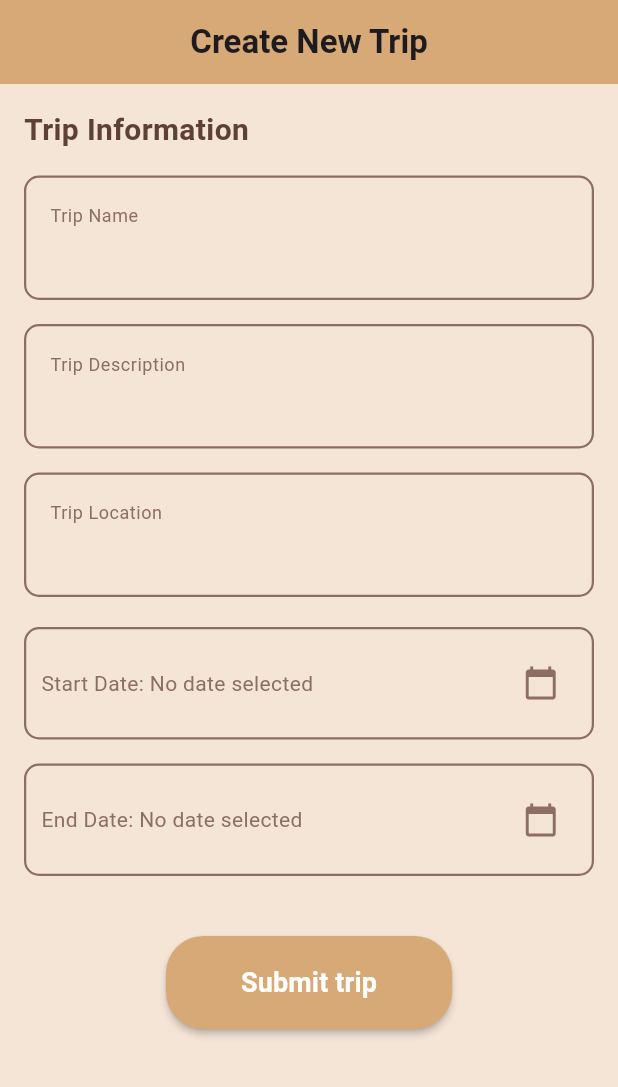
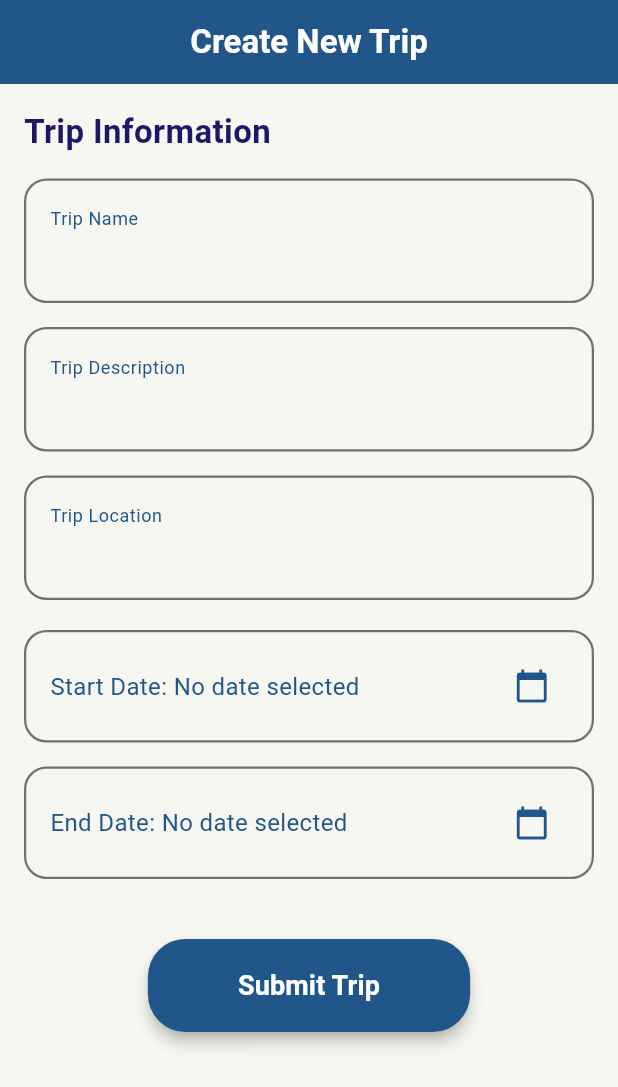
Before and after one commit to 6410110118/project-mobile, a Flutter app: the NewTripPage screen opened directly, on a phone screen of 412 x 824 dp. Shown: the top 1087 px of the screen. Run offline on Flutter 3.47's test engine with Material 3 defaults, Android fonts, the phone set to English and light mode, and no system bars; our stand-ins replace animate_do, bloc, dio, equatable, flutter_bloc, flutter_secure_storage and 1 more; accounts and stored records are empty; network calls fail.

Commit message:
fix newtrip

```diff
--- a/frontend/lib/screen/new_trip.dart
+++ b/frontend/lib/screen/new_trip.dart
@@ -39,14 +39,19 @@ class NewTripPage extends StatelessWidget {
       create: (context) => TripBloc(tripRepository: tripRepository),
       child: Scaffold(
         appBar: AppBar(
-          title: const Text('Create New Trip', style: TextStyle(fontWeight: FontWeight.w600)),
-          backgroundColor: const Color(0xFFD7A976), // สีเบจ
+          title: const Text(
+            'Create New Trip',
+            style: TextStyle(
+              fontWeight: FontWeight.w600,
+              color: Colors.white, // สีข้อความเป็นสีขาว
+            ),
+          ),
+          backgroundColor: Color.fromARGB(255, 32, 86, 137), // สีหลักของแอป
           centerTitle: true, // จัดตำแหน่งตรงกลาง
           elevation: 0,
-          automaticallyImplyLeading: false,
-           // เพิ่ม back button
+          automaticallyImplyLeading: false, // เพิ่ม back button
         ),
-        backgroundColor: const Color(0xFFF5E5D7), // พื้นหลังสีเบจอ่อน
+        backgroundColor: const Color(0xFFF6F7F0), // สีพื้นหลังเบจอ่อน
         body: SingleChildScrollView(
           padding: const EdgeInsets.all(16.0),
           child: BlocListener<TripBloc, TripState>(
@@ -77,9 +82,9 @@ class NewTripPage extends StatelessWidget {
                     const Text(
                       'Trip Information',
                       style: TextStyle(
-                        fontSize: 20,
-                        fontWeight: FontWeight.w600,
-                        color: Color(0xFF5D4037),
+                        fontSize: 22,
+                        fontWeight: FontWeight.w700,
+                        color: Color.fromARGB(255, 30, 23, 105),
                       ),
                     ),
                     const SizedBox(height: 16),
@@ -125,10 +130,10 @@ class NewTripPage extends StatelessWidget {
                     Center(
                       child: ElevatedButton(
                         style: ElevatedButton.styleFrom(
-                          backgroundColor: const Color(0xFFD7A976), // ปุ่มสีเบจเข้ม
-                          elevation: 2,
+                          backgroundColor: Color.fromARGB(255, 32, 86, 137),
+                          elevation: 4,
                           padding: const EdgeInsets.symmetric(
-                            horizontal: 50,
+                            horizontal: 60,
                             vertical: 18,
                           ),
                           shape: RoundedRectangleBorder(
@@ -154,7 +159,7 @@ class NewTripPage extends StatelessWidget {
                           }
                         },
                         child: const Text(
-                          'Submit trip',
+                          'Submit Trip',
                           style: TextStyle(
                             fontWeight: FontWeight.bold,
                             color: Colors.white,
@@ -180,6 +185,7 @@ class NewTripPage extends StatelessWidget {
       ),
     );
   }
+
   Widget _buildInputField({
     required TextEditingController controller,
     required String label,
@@ -187,16 +193,17 @@ class NewTripPage extends StatelessWidget {
     return Container(
       padding: const EdgeInsets.symmetric(vertical: 12, horizontal: 16),
       decoration: BoxDecoration(
-        border: Border.all(color: const Color(0xFF8D6E63), width: 1.5),
-        borderRadius: BorderRadius.circular(10),
-        color: const Color(0xFFF5E5D7), // เพิ่มสีพื้นหลังให้ฟิลด์
+        border: Border.all(color: Color(0xFF707070), width: 1.5),
+        borderRadius: BorderRadius.circular(15),
+        color: const Color(0xFFF6F7F0),
       ),
       child: TextField(
         controller: controller,
+        style: const TextStyle(fontSize: 16),
         decoration: InputDecoration(
           labelText: label,
           labelStyle: const TextStyle(
-            color: Color(0xFF8D6E63),
+            color: Color.fromARGB(255, 32, 86, 137),
             fontSize: 16,
           ),
           floatingLabelBehavior: FloatingLabelBehavior.always,
@@ -213,23 +220,26 @@ class NewTripPage extends StatelessWidget {
     return Container(
       decoration: BoxDecoration(
         border: Border.all(
-          color: const Color(0xFF8D6E63),
+          color: Color(0xFF707070),
           width: 1.5,
         ),
-        borderRadius: BorderRadius.circular(10),
-        color: const Color(0xFFF5E5D7), // เพิ่มสีพื้นหลังให้ฟิลด์
+        borderRadius: BorderRadius.circular(15),
+        color: const Color(0xFFF6F7F0),
       ),
-      padding: const EdgeInsets.symmetric(vertical: 12, horizontal: 10),
+      padding: const EdgeInsets.symmetric(vertical: 12, horizontal: 16),
       child: Row(
         mainAxisAlignment: MainAxisAlignment.spaceBetween,
         children: [
           Text(
             '$label: $dateText',
-            style: const TextStyle(color: Color(0xFF8D6E63)),
+            style: const TextStyle(
+              color: Color.fromARGB(255, 32, 86, 137),
+              fontSize: 16,
+            ),
           ),
           IconButton(
             icon: const Icon(Icons.calendar_today),
-            color: const Color(0xFF8D6E63),
+            color: Color.fromARGB(255, 32, 86, 137),
             onPressed: onPressed,
           ),
         ],
```
